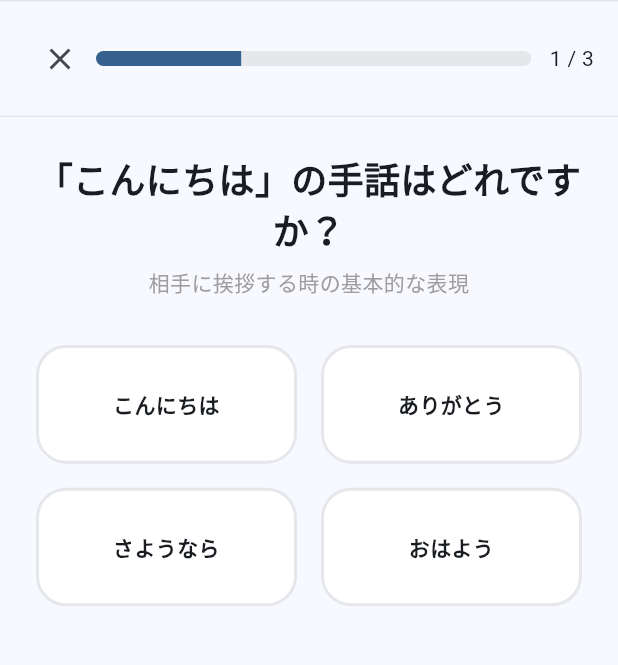
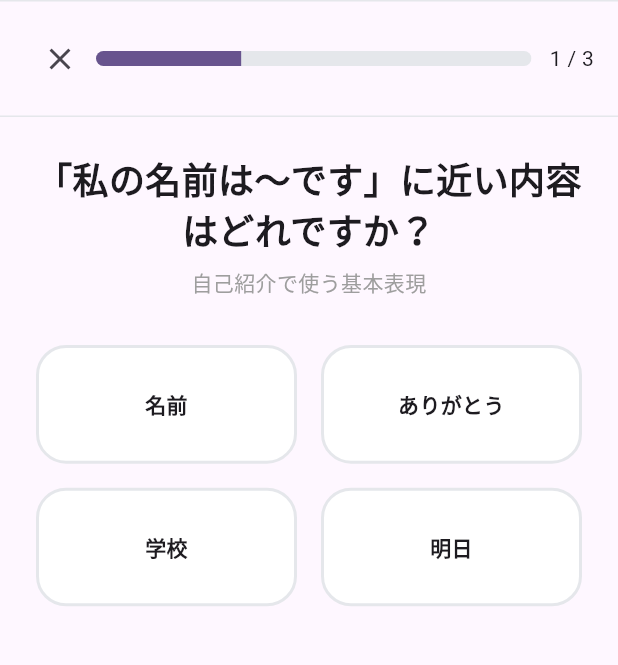
Before and after one commit to alex3333python/syuwa-study, a Flutter app: the screen it shows after launch, after a tap on "挨拶の基本", after a tap on the "close" icon, after a tap on "自己紹介", on a phone screen of 412 x 824 dp, the part 102-767 px from its top. Run offline on Flutter 3.47's test engine with Material 3 defaults, Android fonts, the phone set to English and light mode, and no system bars.

Commit message:
connect lesson data and lesson flow

```diff
--- /dev/null
+++ b/lib/data/mock_data.dart
@@ -0,0 +1,88 @@
+import '../models/lesson.dart';
+import '../models/question.dart';
+
+final List<Lesson> mockLessons = [
+  Lesson(
+    id: 1,
+    levelId: 1,
+    title: '挨拶の基本',
+    description: 'こんにちは、ありがとう、さようなら',
+    completed: true,
+    locked: false,
+    stars: 3,
+    maxStars: 3,
+    questions: const [
+      Question(
+        id: 1,
+        type: 'text-to-image',
+        question: '「こんにちは」の手話はどれですか？',
+        signDescription: '相手に挨拶する時の基本的な表現',
+        options: ['こんにちは', 'ありがとう', 'さようなら', 'おはよう'],
+        correctAnswer: 0,
+      ),
+      Question(
+        id: 2,
+        type: 'text-to-image',
+        question: '「ありがとう」の手話はどれですか？',
+        signDescription: '感謝の気持ちを表す表現',
+        options: ['すみません', 'ありがとう', 'ごめんなさい', 'お願いします'],
+        correctAnswer: 1,
+      ),
+      Question(
+        id: 3,
+        type: 'text-to-image',
+        question: '「さようなら」の手話はどれですか？',
+        signDescription: '別れの際の挨拶',
+        options: ['また明日', 'いってきます', 'さようなら', 'おやすみ'],
+        correctAnswer: 2,
+      ),
+    ],
+  ),
+  Lesson(
+    id: 2,
+    levelId: 1,
+    title: '自己紹介',
+    description: '名前、年齢、出身地',
+    completed: false,
+    locked: false,
+    stars: 2,
+    maxStars: 3,
+    questions: const [
+      Question(
+        id: 4,
+        type: 'text-to-image',
+        question: '「私の名前は〜です」に近い内容はどれですか？',
+        signDescription: '自己紹介で使う基本表現',
+        options: ['名前', 'ありがとう', '学校', '明日'],
+        correctAnswer: 0,
+      ),
+      Question(
+        id: 5,
+        type: 'text-to-image',
+        question: '自己紹介でよく使う項目はどれですか？',
+        signDescription: '基本情報を伝えるときに使います',
+        options: ['年齢', '天気', '料理', '旅行'],
+        correctAnswer: 0,
+      ),
+      Question(
+        id: 6,
+        type: 'text-to-image',
+        question: '出身地を伝えるときに関係あるのはどれですか？',
+        signDescription: 'どこから来たかを伝える表現',
+        options: ['出身地', 'スポーツ', '音楽', '動物'],
+        correctAnswer: 0,
+      ),
+    ],
+  ),
+  Lesson(
+    id: 3,
+    levelId: 1,
+    title: '日常の言葉',
+    description: 'はい、いいえ、お願いします',
+    completed: false,
+    locked: true,
+    stars: 0,
+    maxStars: 3,
+    questions: const [],
+  ),
+];
--- a/lib/main.dart
+++ b/lib/main.dart
@@ -1,8 +1,10 @@
 import 'package:flutter/material.dart';
-import 'screens/CompletionScreen.dart';
-import 'screens/LessonMapScreen.dart';
-import 'screens/LessonScreen.dart';
-import 'widgets/Header.dart';
+import 'data/mock_data.dart';
+import 'models/lesson.dart';
+import 'screens/completion_screen.dart';
+import 'screens/lesson_map_screen.dart';
+import 'screens/lesson_screen.dart';
+import 'widgets/header.dart';
 
 void main() {
   runApp(const MyApp());
@@ -15,9 +17,9 @@ class MyApp extends StatelessWidget {
   Widget build(BuildContext context) {
     return MaterialApp(
       debugShowCheckedModeBanner: false,
-      title: 'Sign Learning App',
+      title: '手話アカデミー',
       theme: ThemeData(
-        colorScheme: ColorScheme.fromSeed(seedColor: Colors.blue),
+        colorScheme: ColorScheme.fromSeed(seedColor: Colors.deepPurple),
         useMaterial3: true,
       ),
       home: const HomePage(),
@@ -36,23 +38,36 @@ class _HomePageState extends State<HomePage> {
   String currentScreen = 'map';
   int streak = 7;
   int xp = 1250;
-  int lastStars = 0;
 
-  void startLesson() {
+  Lesson? selectedLesson;
+
+  int resultStars = 0;
+  int resultCorrectAnswers = 0;
+  int resultTotalQuestions = 0;
+
+  void startLesson(Lesson lesson) {
     setState(() {
+      selectedLesson = lesson;
       currentScreen = 'lesson';
     });
   }
 
-  void completeLesson(int stars) {
+  void completeLesson({
+    required int stars,
+    required int correctAnswers,
+    required int totalQuestions,
+  }) {
     setState(() {
-      lastStars = stars;
+      resultStars = stars;
+      resultCorrectAnswers = correctAnswers;
+      resultTotalQuestions = totalQuestions;
       xp += stars * 10;
       currentScreen = 'completion';
     });
   }
 
   void restartLesson() {
+    if (selectedLesson == null) return;
     setState(() {
       currentScreen = 'lesson';
     });
@@ -69,14 +84,21 @@ class _HomePageState extends State<HomePage> {
     Widget body;
 
     if (currentScreen == 'map') {
-      body = LessonMapScreen(onStart: startLesson);
-    } else if (currentScreen == 'lesson') {
-      body = LessonScreen(onComplete: completeLesson, onClose: goHome);
+      body = LessonMapScreen(
+        lessons: mockLessons,
+        onStartLesson: startLesson,
+      );
+    } else if (currentScreen == 'lesson' && selectedLesson != null) {
+      body = LessonScreen(
+        lesson: selectedLesson!,
+        onComplete: completeLesson,
+        onClose: goHome,
+      );
     } else {
       body = CompletionScreen(
-        stars: lastStars,
-        totalQuestions: 3,
-        correctAnswers: ((lastStars / 3) * 3).round(),
+        stars: resultStars,
+        totalQuestions: resultTotalQuestions,
+        correctAnswers: resultCorrectAnswers,
         onRestart: restartLesson,
         onHome: goHome,
       );
--- /dev/null
+++ b/lib/models/lesson.dart
@@ -0,0 +1,25 @@
+import 'question.dart';
+
+class Lesson {
+  final int id;
+  final int levelId;
+  final String title;
+  final String description;
+  final bool completed;
+  final bool locked;
+  final int stars;
+  final int maxStars;
+  final List<Question> questions;
+
+  const Lesson({
+    required this.id,
+    required this.levelId,
+    required this.title,
+    required this.description,
+    required this.completed,
+    required this.locked,
+    required this.stars,
+    required this.maxStars,
+    required this.questions,
+  });
+}
--- /dev/null
+++ b/lib/models/question.dart
@@ -0,0 +1,19 @@
+class Question {
+  final int id;
+  final String type;
+  final String question;
+  final String signDescription;
+  final List<String> options;
+  final int correctAnswer;
+  final String? imageUrl;
+
+  const Question({
+    required this.id,
+    required this.type,
+    required this.question,
+    required this.signDescription,
+    required this.options,
+    required this.correctAnswer,
+    this.imageUrl,
+  });
+}
--- a/lib/screens/LessonMapScreen.dart
+++ b/lib/screens/lesson_map_screen.dart
@@ -1,50 +1,43 @@
 import 'package:flutter/material.dart';
+import '../models/lesson.dart';
 
 class LessonMapScreen extends StatelessWidget {
-  final VoidCallback onStart;
+  final List<Lesson> lessons;
+  final void Function(Lesson lesson) onStartLesson;
 
   const LessonMapScreen({
     super.key,
-    required this.onStart,
+    required this.lessons,
+    required this.onStartLesson,
   });
 
   @override
   Widget build(BuildContext context) {
-    final lessons = [
-      const LessonMapItem(
-        title: '挨拶の基本',
-        description: 'こんにちは、ありがとう、さようなら',
-        stars: 3,
-        maxStars: 3,
-        locked: false,
-        completed: true,
-        color1: Color(0xFF3B82F6),
-        color2: Color(0xFF2563EB),
-        icon: Icons.check,
-      ),
-      const LessonMapItem(
-        title: '自己紹介',
-        description: '名前、年齢、出身地',
-        stars: 2,
-        maxStars: 3,
-        locked: false,
-        completed: false,
-        color1: Color(0xFFA855F7),
-        color2: Color(0xFF7C3AED),
-        icon: Icons.check,
-      ),
-      const LessonMapItem(
-        title: '日常の言葉',
-        description: 'はい、いいえ、お願いします',
-        stars: 0,
-        maxStars: 3,
-        locked: true,
-        completed: false,
-        color1: Color(0xFFEC4899),
-        color2: Color(0xFFDB2777),
-        icon: Icons.pan_tool_alt_rounded,
-      ),
-    ];
+    final lessonItems = lessons.map((lesson) {
+      return LessonMapItem(
+        title: lesson.title,
+        description: lesson.description,
+        stars: lesson.stars,
+        maxStars: lesson.maxStars,
+        locked: lesson.locked,
+        completed: lesson.completed,
+        color1: lesson.id == 1
+            ? const Color(0xFF3B82F6)
+            : lesson.id == 2
+                ? const Color(0xFFA855F7)
+                : const Color(0xFFEC4899),
+        color2: lesson.id == 1
+            ? const Color(0xFF2563EB)
+            : lesson.id == 2
+                ? const Color(0xFF7C3AED)
+                : const Color(0xFFDB2777),
+        icon: lesson.id == 1
+            ? Icons.front_hand_rounded
+            : lesson.id == 2
+                ? Icons.person_rounded
+                : Icons.pan_tool_alt_rounded,
+      );
+    }).toList();
 
     return Container(
       width: double.infinity,
@@ -140,13 +133,15 @@ class LessonMapScreen extends StatelessWidget {
                     ),
                     const SizedBox(height: 56),
 
-                    for (int i = 0; i < lessons.length; i++) ...[
+                    for (int i = 0; i < lessonItems.length; i++) ...[
                       _LessonRow(
-                        item: lessons[i],
+                        item: lessonItems[i],
                         alignLeft: i % 2 == 0,
-                        onTap: lessons[i].locked ? null : onStart,
+                        onTap: lessons[i].locked
+                            ? null
+                            : () => onStartLesson(lessons[i]),
                       ),
-                      if (i != lessons.length - 1)
+                      if (i != lessonItems.length - 1)
                         const SizedBox(height: 42),
                     ],
 
@@ -276,11 +271,11 @@ class _LessonCard extends StatelessWidget {
         ? const Color(0xFF4ADE80)
         : item.locked
             ? const Color(0xFFE5E7EB)
-            : const Color(0xFF4ADE80);
+            : const Color(0xFFE5E7EB);
 
     final cardColor = item.locked
         ? Colors.white.withOpacity(0.72)
-        : Colors.white.withOpacity(0.9);
+        : Colors.white.withOpacity(0.90);
 
     return Container(
       decoration: BoxDecoration(
@@ -389,7 +384,7 @@ class _LessonIconBox extends StatelessWidget {
             color: item.color1.withOpacity(0.35),
             blurRadius: 16,
             offset: const Offset(0, 8),
-          )
+          ),
         ],
       ),
       child: Icon(
--- a/lib/screens/LessonScreen.dart
+++ b/lib/screens/lesson_screen.dart
@@ -1,11 +1,19 @@
 import 'package:flutter/material.dart';
+import '../models/lesson.dart';
+import '../models/question.dart';
 
 class LessonScreen extends StatefulWidget {
-  final void Function(int stars) onComplete;
+  final Lesson lesson;
+  final void Function({
+    required int stars,
+    required int correctAnswers,
+    required int totalQuestions,
+  }) onComplete;
   final VoidCallback onClose;
 
   const LessonScreen({
     super.key,
+    required this.lesson,
     required this.onComplete,
     required this.onClose,
   });
@@ -20,62 +28,46 @@ class _LessonScreenState extends State<LessonScreen> {
   bool showFeedback = false;
   int correctCount = 0;
 
-  final List<Map<String, Object>> questions = [
-    {
-      'question': '「こんにちは」の手話はどれですか？',
-      'description': '相手に挨拶する時の基本的な表現',
-      'options': ['こんにちは', 'ありがとう', 'さようなら', 'おはよう'],
-      'correctAnswer': 0,
-    },
-    {
-      'question': '「ありがとう」の手話はどれですか？',
-      'description': '感謝の気持ちを表す表現',
-      'options': ['すみません', 'ありがとう', 'ごめんなさい', 'お願いします'],
-      'correctAnswer': 1,
-    },
-    {
-      'question': '「さようなら」の手話はどれですか？',
-      'description': '別れの際の挨拶',
-      'options': ['また明日', 'いってきます', 'さようなら', 'おやすみ'],
-      'correctAnswer': 2,
-    },
-  ];
+  Question get currentQuestion => widget.lesson.questions[currentQuestionIndex];
 
   void handleAnswerSelect(int answerIndex) {
     if (showFeedback) return;
 
-    final currentQuestion = questions[currentQuestionIndex];
-    final correctAnswer = currentQuestion['correctAnswer'] as int;
-
     setState(() {
       selectedAnswer = answerIndex;
       showFeedback = true;
-      if (answerIndex == correctAnswer) {
+
+      if (answerIndex == currentQuestion.correctAnswer) {
         correctCount++;
       }
     });
   }
 
   void handleNext() {
-    if (currentQuestionIndex < questions.length - 1) {
+    if (currentQuestionIndex < widget.lesson.questions.length - 1) {
       setState(() {
         currentQuestionIndex++;
         selectedAnswer = null;
         showFeedback = false;
       });
     } else {
-      final stars = ((correctCount / questions.length) * 3).ceil();
-      widget.onComplete(stars);
+      final totalQuestions = widget.lesson.questions.length;
+      final stars = ((correctCount / totalQuestions) * 3).ceil();
+
+      widget.onComplete(
+        stars: stars,
+        correctAnswers: correctCount,
+        totalQuestions: totalQuestions,
+      );
     }
   }
 
   @override
   Widget build(BuildContext context) {
-    final currentQuestion = questions[currentQuestionIndex];
-    final options = currentQuestion['options'] as List<String>;
-    final correctAnswer = currentQuestion['correctAnswer'] as int;
+    final options = currentQuestion.options;
+    final correctAnswer = currentQuestion.correctAnswer;
     final isCorrect = selectedAnswer == correctAnswer;
-    final progress = (currentQuestionIndex + 1) / questions.length;
+    final progress = (currentQuestionIndex + 1) / widget.lesson.questions.length;
 
     return Column(
       children: [
@@ -103,7 +95,7 @@ class _LessonScreenState extends State<LessonScreen> {
                 ),
               ),
               const SizedBox(width: 12),
-              Text('${currentQuestionIndex + 1} / ${questions.length}'),
+              Text('${currentQuestionIndex + 1} / ${widget.lesson.questions.length}'),
             ],
           ),
         ),
@@ -113,13 +105,13 @@ class _LessonScreenState extends State<LessonScreen> {
             child: Column(
               children: [
                 Text(
-                  currentQuestion['question'] as String,
+                  currentQuestion.question,
                   textAlign: TextAlign.center,
                   style: const TextStyle(fontSize: 24, fontWeight: FontWeight.bold),
                 ),
                 const SizedBox(height: 8),
                 Text(
-                  currentQuestion['description'] as String,
+                  currentQuestion.signDescription,
                   textAlign: TextAlign.center,
                   style: const TextStyle(color: Colors.grey),
                 ),
@@ -207,7 +199,11 @@ class _LessonScreenState extends State<LessonScreen> {
                 const SizedBox(width: 12),
                 FilledButton(
                   onPressed: handleNext,
-                  child: Text(currentQuestionIndex < questions.length - 1 ? '次へ' : '完了'),
+                  child: Text(
+                    currentQuestionIndex < widget.lesson.questions.length - 1
+                        ? '次へ'
+                        : '完了',
+                  ),
                 ),
               ],
             ),
```
Also changed, not shown: lib/screens/completion_screen.dart (renamed from lib/screens/CompletionScreen.dart).
